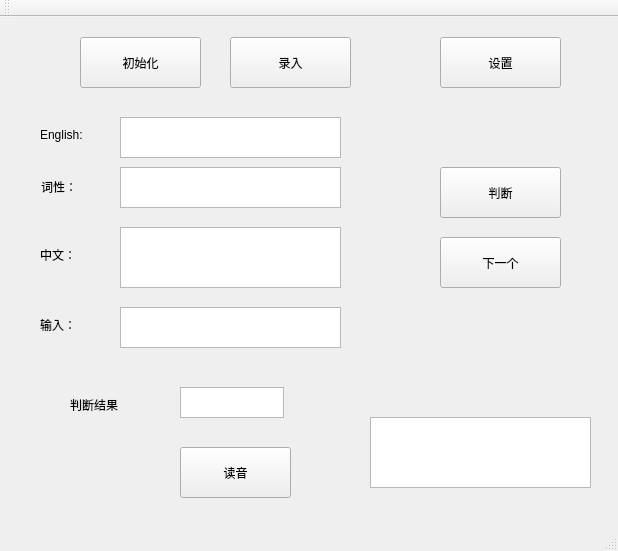
Above: mainwindow.ui from guderian96/englishStudySoftware before the change. Below: the same form after it.
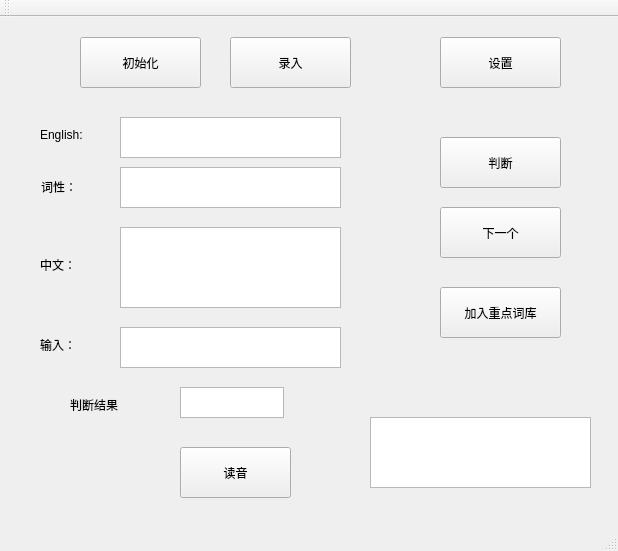
That is the form after the change.

```diff
--- a/mainwindow.ui
+++ b/mainwindow.ui
@@ -28,7 +28,7 @@
     <property name="geometry">
      <rect>
       <x>120</x>
-      <y>290</y>
+      <y>310</y>
       <width>221</width>
       <height>41</height>
      </rect>
@@ -40,7 +40,7 @@
       <x>120</x>
       <y>210</y>
       <width>221</width>
-      <height>61</height>
+      <height>81</height>
      </rect>
     </property>
    </widget>
@@ -61,7 +61,7 @@
     <property name="geometry">
      <rect>
       <x>40</x>
-      <y>230</y>
+      <y>240</y>
       <width>72</width>
       <height>15</height>
      </rect>
@@ -74,7 +74,7 @@
     <property name="geometry">
      <rect>
       <x>40</x>
-      <y>300</y>
+      <y>320</y>
       <width>51</width>
       <height>16</height>
      </rect>
@@ -100,7 +100,7 @@
     <property name="geometry">
      <rect>
       <x>440</x>
-      <y>150</y>
+      <y>120</y>
       <width>121</width>
       <height>51</height>
      </rect>
@@ -113,7 +113,7 @@
     <property name="geometry">
      <rect>
       <x>440</x>
-      <y>220</y>
+      <y>190</y>
       <width>121</width>
       <height>51</height>
      </rect>
@@ -217,6 +217,32 @@
      <string>设置</string>
     </property>
    </widget>
+   <widget class="QLabel" name="rightOrWrong">
+    <property name="geometry">
+     <rect>
+      <x>440</x>
+      <y>270</y>
+      <width>121</width>
+      <height>101</height>
+     </rect>
+    </property>
+    <property name="text">
+     <string/>
+    </property>
+   </widget>
+   <widget class="QPushButton" name="pushButtonAddImportantWordList">
+    <property name="geometry">
+     <rect>
+      <x>440</x>
+      <y>270</y>
+      <width>121</width>
+      <height>51</height>
+     </rect>
+    </property>
+    <property name="text">
+     <string>加入重点词库</string>
+    </property>
+   </widget>
   </widget>
   <widget class="QMenuBar" name="menuBar">
    <property name="geometry">
```
